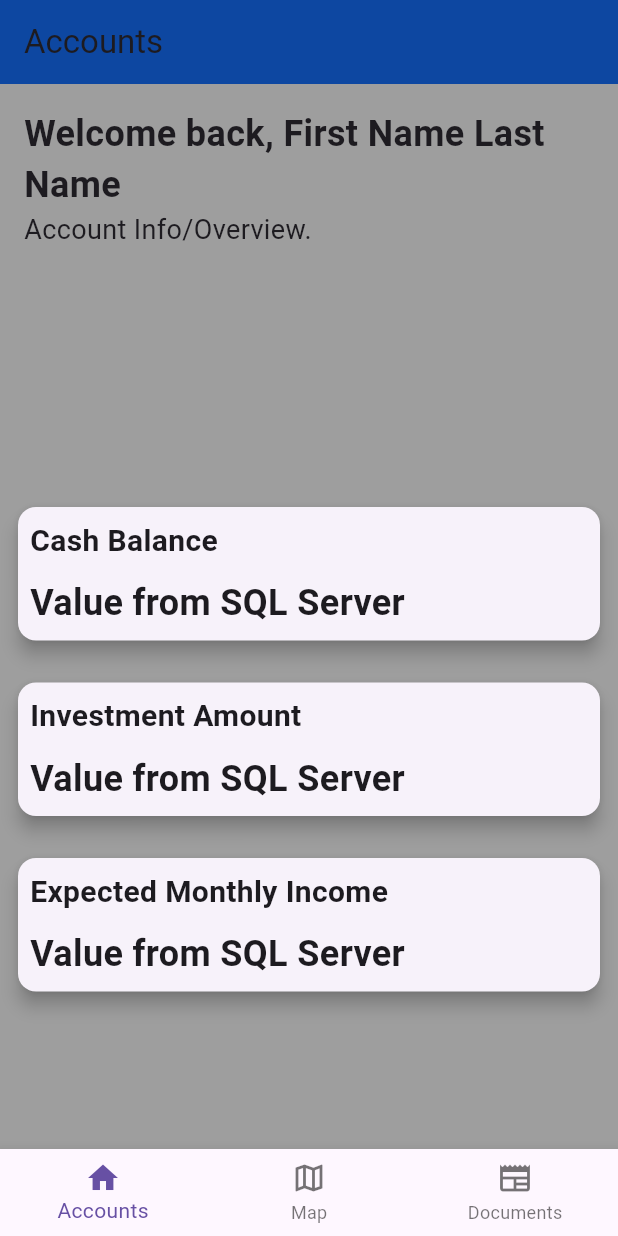
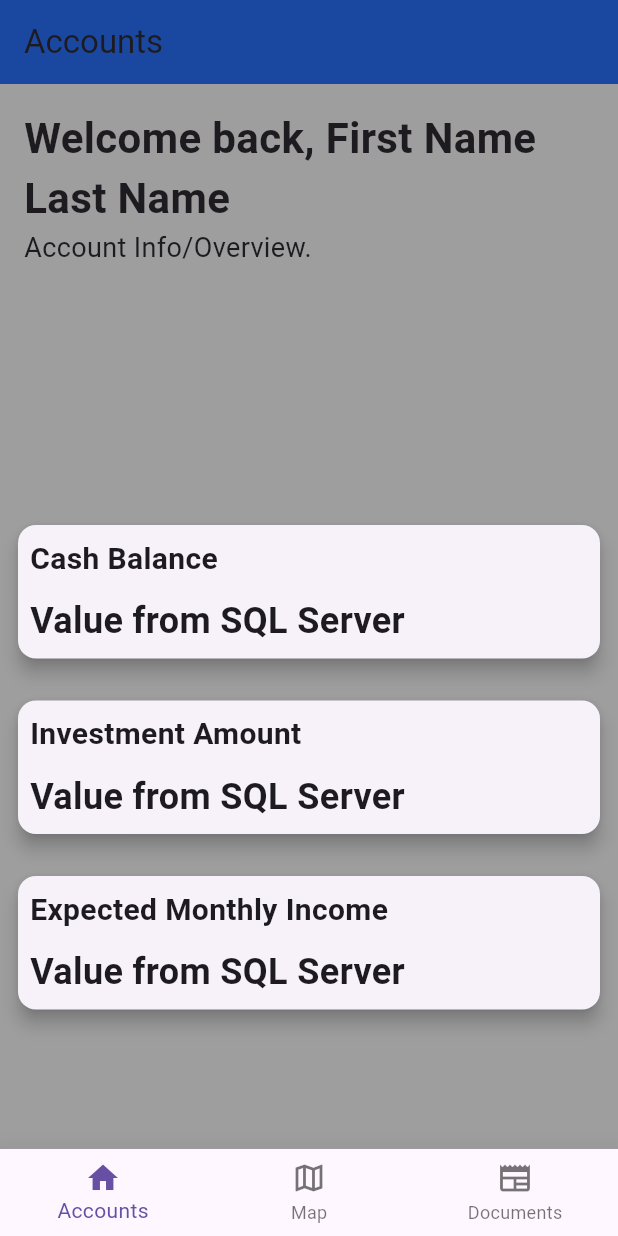
Before and after one commit to Ryan-Erickson911/wells_fargo, a Flutter app: the screen it shows after launch, on a phone screen of 412 x 824 dp. Run offline on Flutter 3.47's test engine with Material 3 defaults, Android fonts, the phone set to English and light mode, and no system bars; missing offline and left inert: postgres; generated files the repository leaves out were written again.

Commit message:
commit 3

```diff
--- a/lib/main.dart
+++ b/lib/main.dart
@@ -15,6 +15,7 @@ class MainApp extends StatelessWidget {
         appBar: AppBar(
           backgroundColor: Colors.blue[900],
           title: const Text('Accounts'),
+          elevation: 20.0
         ),
         body: Padding(
           padding: const EdgeInsets.all(8.0),
@@ -31,7 +32,7 @@ class MainApp extends StatelessWidget {
                     Text(
                       'Welcome back, First Name Last Name',
                        style: TextStyle(
-                      fontSize: 24.0,
+                      fontSize: 28.0,
                       fontWeight: FontWeight.bold,
             ),
           ),
@@ -176,6 +177,7 @@ class MainApp extends StatelessWidget {
               label: 'Documents',
             ),
           ],
+          elevation: 20.0,
         ),
       ),
     );
--- a/lib/src/app.dart
+++ b/lib/src/app.dart
@@ -1,7 +1,6 @@
 import 'package:flutter/material.dart';
 import 'package:flutter_gen/gen_l10n/app_localizations.dart';
 import 'package:flutter_localizations/flutter_localizations.dart';
-
 import 'sample_feature/sample_item_details_view.dart';
 import 'sample_feature/sample_item_list_view.dart';
 import 'settings/settings_controller.dart';
```
